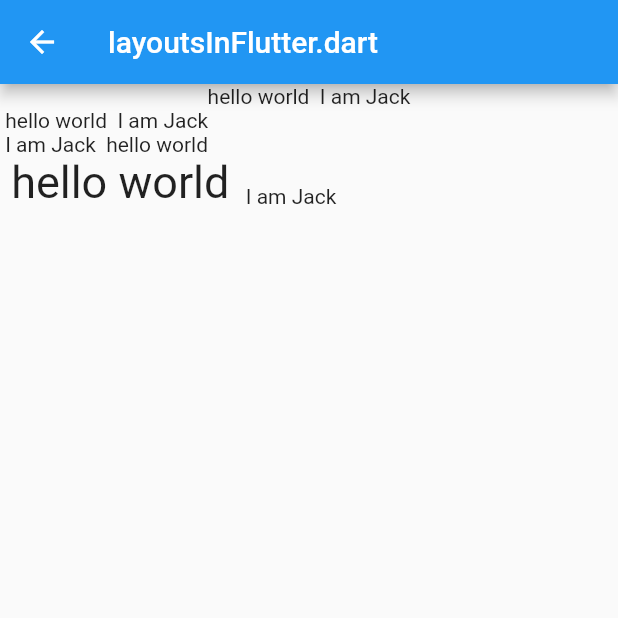
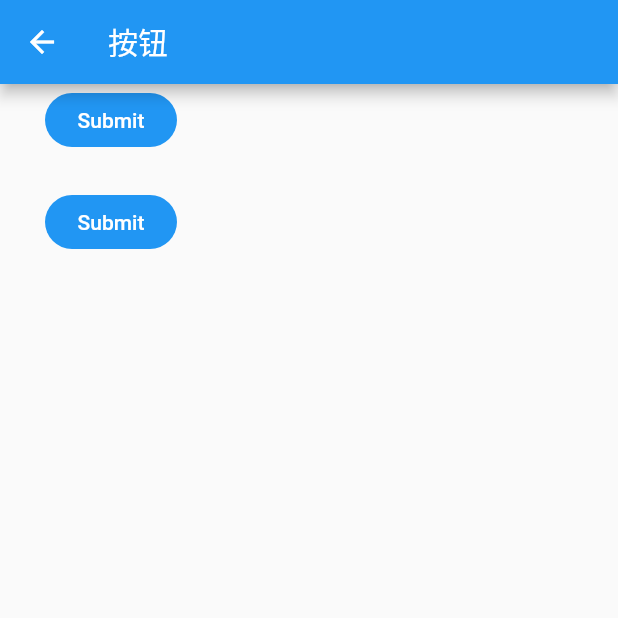
Before and after one commit to BlogForMe/flutteruse, a Flutter app: the screen it shows after launch, after a tap on "https://book.flutterchina.club/", on a phone screen of 412 x 824 dp, the top half of it. Run offline on Flutter 3.47's test engine with Material 2 defaults, Android fonts, the phone set to English and light mode, and no system bars; our stand-ins replace flutter_html; missing offline and left inert: dart:html, flutter_webview_plugin; generated files the repository leaves out were written again.

Commit message:
按钮提交

```diff
--- /dev/null
+++ b/lib/flutterchina/ButtonCustom.dart
@@ -0,0 +1,69 @@
+import 'package:flutter/cupertino.dart';
+import 'package:flutter/material.dart';
+
+class ButtonCustom extends StatelessWidget {
+  @override
+  Widget build(BuildContext context) {
+    // TODO: implement build
+    return Scaffold(
+      appBar: AppBar(
+        title: Text(
+          "按钮",
+        ),
+      ),
+      body: Container(
+        padding: EdgeInsets.only(left: 30),
+        child: Column(
+          children: [
+            _FlatButton(true),
+            SizedBox(
+              height: 20,
+            ),
+            _FlButton()
+          ],
+        ),
+      ),
+    );
+  }
+
+  Widget _FlatButton(enable) {
+    return FlatButton(
+      color: Colors.blue,
+      highlightColor: Colors.blue[700],
+      colorBrightness: Brightness.dark,
+      splashColor: Colors.grey,
+      child: Text("Submit"),
+      shape:RoundedRectangleBorder(borderRadius: BorderRadius.circular(20.0)),
+      onPressed: () {},
+    );
+  }
+
+  Widget _FlButton(){
+    return FlatButton(
+      color: Colors.blue,
+      highlightColor: Colors.blue[700],
+      colorBrightness: Brightness.dark,
+      splashColor: Colors.grey,
+      child: Text("Submit"),
+      shape:RoundedRectangleBorder(borderRadius: BorderRadius.circular(20.0)),
+      onPressed: () {},
+    );
+  }
+
+  Widget gradientBtn(enable) {
+    return Container(
+        width: 170,
+        height: 44,
+        alignment: Alignment.center,
+        decoration: BoxDecoration(
+          gradient: LinearGradient(
+              colors: enable
+                  ? [Color(0xFF99CC67), Color(0xFF22BDC6)]
+                  : [Color(0xFFD8D8D8), Color(0xFFD8D8D8)],
+              begin: Alignment.topRight,
+              end: Alignment.bottomLeft),
+          borderRadius: BorderRadius.all(Radius.circular(22)),
+        ),
+        child: Text("你好"));
+  }
+}
--- a/lib/flutterchina/RowColumn/Row.dart
+++ /dev/null
@@ -1,60 +0,0 @@
-import 'package:flutter/cupertino.dart';
-import 'package:flutter/material.dart';
-
-class ClubRow extends StatelessWidget {
-  @override
-  Widget build(BuildContext context) {
-    // TODO: implement build
-    return Scaffold(
-      appBar: AppBar(
-        title: Text("layoutsInFlutter.dart"),
-      ),
-      body: _ColumnBook(),
-    );
-  }
-}
-
-Widget _ColumnBook() {
-  return Container(
-    child: Column(
-      //测试Row对齐方式，排除Column默认居中对齐的干扰
-      crossAxisAlignment: CrossAxisAlignment.start,
-      children: <Widget>[
-        Row(
-          mainAxisAlignment: MainAxisAlignment.center,
-          children: <Widget>[
-            Text(" hello world "),
-            Text(" I am Jack "),
-          ],
-        ),
-        Row(
-          mainAxisSize: MainAxisSize.min,
-          mainAxisAlignment: MainAxisAlignment.center,
-          children: <Widget>[
-            Text(" hello world "),
-            Text(" I am Jack "),
-          ],
-        ),
-        Row(
-          mainAxisAlignment: MainAxisAlignment.end,
-          textDirection: TextDirection.rtl,
-          children: <Widget>[
-            Text(" hello world "),
-            Text(" I am Jack "),
-          ],
-        ),
-        Row(
-          crossAxisAlignment: CrossAxisAlignment.start,
-          verticalDirection: VerticalDirection.up,
-          children: <Widget>[
-            Text(
-              " hello world ",
-              style: TextStyle(fontSize: 30.0),
-            ),
-            Text(" I am Jack "),
-          ],
-        ),
-      ],
-    ),
-  );
-}
--- a/lib/main.dart
+++ b/lib/main.dart
@@ -5,8 +5,11 @@ import 'package:flutter/material.dart';
 import 'dev/Tutorial.dart';
 import 'dev/platformspecific/PlateformChannel.dart';
 import 'dev/understadingconstraints.dart';
-import 'flutterchina/RowColumn/Row.dart';
+import 'flutterchina/ButtonCustom.dart';
+import 'flutterchina/RowColumn/CenterColumnRoute.dart';
+import 'flutterchina/RowColumn/ClubRow.dart';
 import 'geek/g11/MainGeek11.dart';
+import 'geek/g5/TestStatefulWidget.dart';
 
 void main() => runApp(MaterialApp(
       title: '页面跳转返回数据',
@@ -44,7 +47,7 @@ class FirstScreen extends StatelessWidget {
                 child: Text('如何巧妙地应用 Flutter 有/无状态组件'),
                 onPressed: () {
                   Navigator.push(context,
-                      MaterialPageRoute(builder: (context) => new Geek11()));
+                      MaterialPageRoute(builder: (context) => new LifeCycle()));
                 }),
             RaisedButton(
                 child: Text('Flutter Android交互'),
@@ -56,7 +59,7 @@ class FirstScreen extends StatelessWidget {
                 child: Text('https://book.flutterchina.club/'),
                 onPressed: () {
                   Navigator.push(context,
-                      MaterialPageRoute(builder: (context) => new ClubRow()));
+                      MaterialPageRoute(builder: (context) => new ButtonCustom()));
                 }),
           ],
         ),
--- a/pubspec.yaml
+++ b/pubspec.yaml
@@ -34,6 +34,7 @@ dependencies:
   built_value: 7.1.0
 
   json_annotation: ^2.2.0
+  flutter_html: ^0.9.8
 
 
 dev_dependencies:
```
Also changed, not shown: lib/HtmlTag.dart (added, +84 -0 lines), lib/flutterchina/RowColumn/CenterColumnRoute.dart (added, +24 -0 lines), lib/flutterchina/RowColumn/ClubRow.dart (added, +121 -0 lines).
